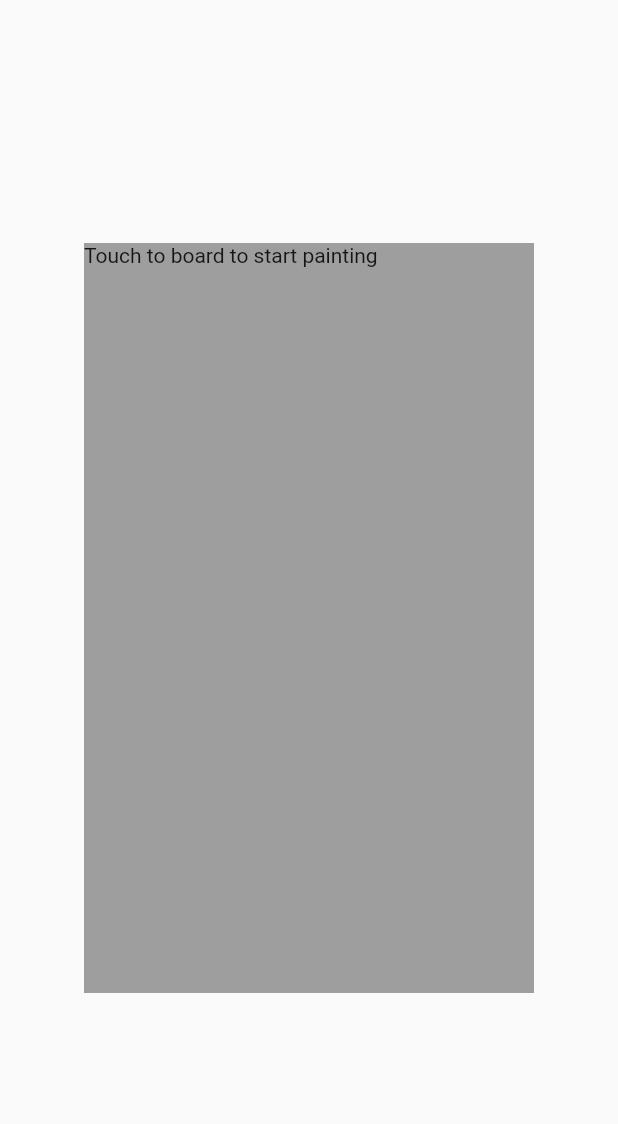
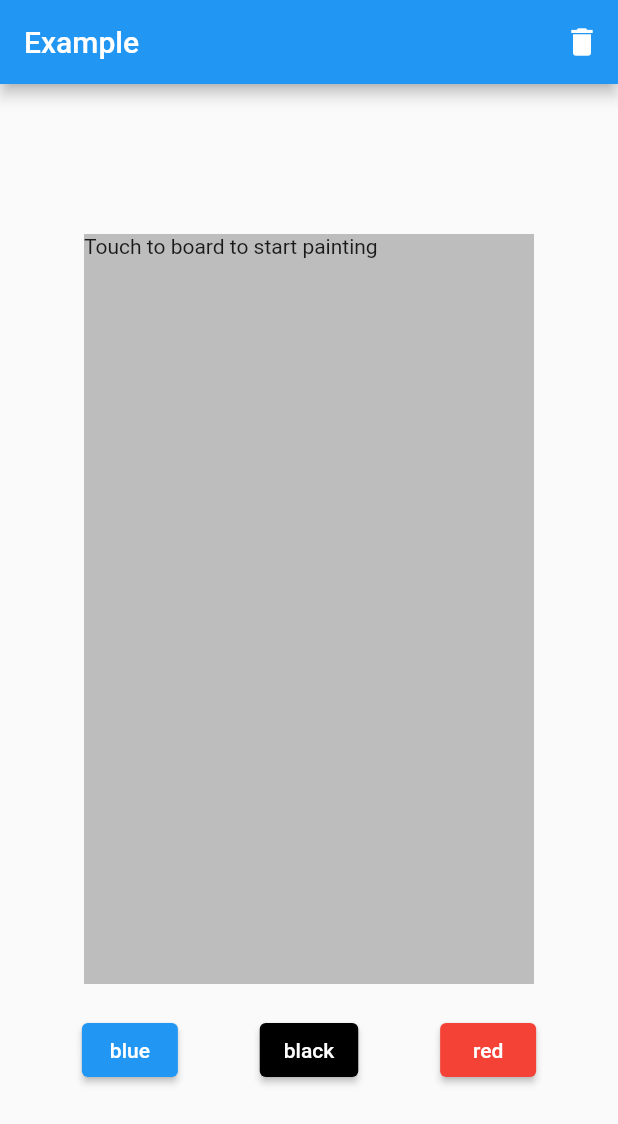
Before and after one commit to vieiragabrielalessio/flutter_painting_tools, a Flutter app: the screen it shows after launch, on a phone screen of 412 x 824 dp. Shown: the top 1124 px of the screen. Run offline on Flutter 3.47's test engine with Material 2 defaults, Android fonts, the phone set to English and light mode, and no system bars; our stand-ins replace bloc, flutter_bloc.

Commit message:
updated example

```diff
--- a/example/lib/main.dart
+++ b/example/lib/main.dart
@@ -25,16 +25,19 @@ class HomeScreen extends StatefulWidget {
 }
 
 class _HomeScreenState extends State<HomeScreen> {
+  // Declare the controller
   late final PaintingBoardController controller;
 
   @override
   void initState() {
+    // Init the controller
     controller = PaintingBoardController();
     super.initState();
   }
 
   @override
   void dispose() {
+    // Dispose the controller
     controller.dispose();
     super.dispose();
   }
@@ -42,12 +45,60 @@ class _HomeScreenState extends State<HomeScreen> {
   @override
   Widget build(BuildContext context) {
     return Scaffold(
-      body: Center(
-        child: PaintingBoard(
-          boardHeight: 500,
-          boardWidth: 300,
-          controller: controller,
-        ),
+      appBar: AppBar(
+        title: const Text('Example'),
+        actions: [
+          IconButton(
+            // Delete everything inside the board when this button is pressed
+            onPressed: () => controller.deletePainting(),
+            icon: const Icon(Icons.delete),
+          ),
+        ],
+      ),
+      body: Column(
+        mainAxisAlignment: MainAxisAlignment.center,
+        crossAxisAlignment: CrossAxisAlignment.center,
+        children: [
+          Center(
+            // Use here the PaintingBoard
+            child: PaintingBoard(
+              boardHeight: 500,
+              boardWidth: 300,
+              boardBackgroundColor: Colors.grey[400],
+              controller: controller,
+            ),
+          ),
+          const SizedBox(height: 20),
+          Row(
+            mainAxisAlignment: MainAxisAlignment.spaceEvenly,
+            children: [
+              ElevatedButton(
+                // Change the color of the "brush"
+                onPressed: () => controller.changeBrushColor(Colors.blue),
+                style: ButtonStyle(
+                  backgroundColor: MaterialStateProperty.all(Colors.blue),
+                ),
+                child: const Text('blue'),
+              ),
+              ElevatedButton(
+                // Change the color of the "brush"
+                onPressed: () => controller.changeBrushColor(Colors.black),
+                style: ButtonStyle(
+                  backgroundColor: MaterialStateProperty.all(Colors.black),
+                ),
+                child: const Text('black'),
+              ),
+              ElevatedButton(
+                // Change the color of the "brush"
+                onPressed: () => controller.changeBrushColor(Colors.red),
+                style: ButtonStyle(
+                  backgroundColor: MaterialStateProperty.all(Colors.red),
+                ),
+                child: const Text('red'),
+              ),
+            ],
+          )
+        ],
       ),
     );
   }
```
